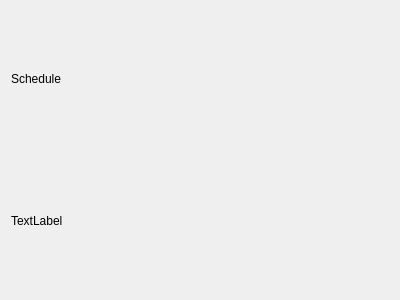
Above: ui/ScheduleView.ui from MagdaOleksandrTeam/ProductionPlanner before the change. Below: the same form after it.
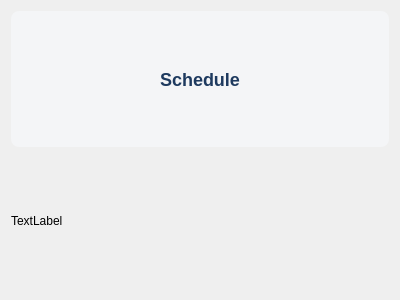
That is the form after the change.

Diff of the .ui file:
```diff
--- a/ui/ScheduleView.ui
+++ b/ui/ScheduleView.ui
@@ -16,9 +16,19 @@
   <layout class="QVBoxLayout" name="verticalLayout">
    <item>
     <widget class="QLabel" name="label">
+     <property name="styleSheet">
+      <string notr="true">font-size: 18px;
+font-weight: bold;
+color: #1E3A5F;
+background-color: #F4F5F7;
+border-radius: 8px;</string>
+     </property>
      <property name="text">
       <string>Schedule</string>
      </property>
+     <property name="alignment">
+      <set>Qt::AlignmentFlag::AlignCenter</set>
+     </property>
     </widget>
    </item>
    <item>
```
